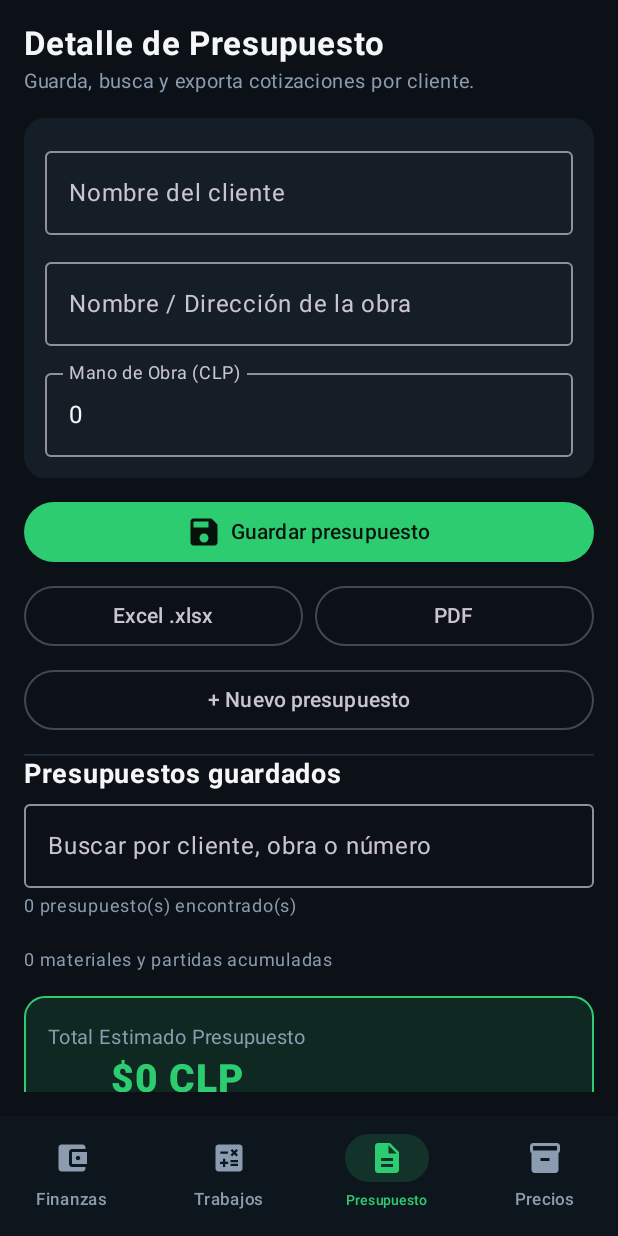
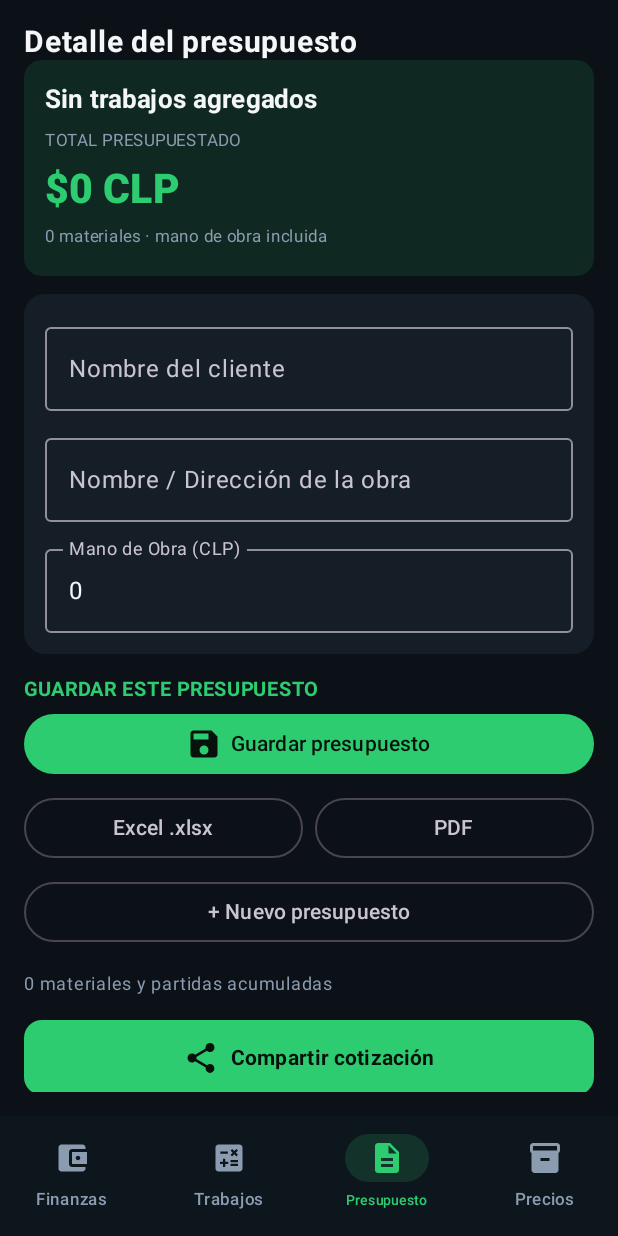
Before and after one commit to rarce-75-AI/CalculadoraPro, an Android app built with Jetpack Compose: the screen it shows after launch (MainActivity), item 3 of the bottom bar chosen, on a phone screen of 412 x 824 dp. Run offline under Robolectric (Android 15) with nearby library versions, the phone set to English and light mode, and no system bars.

Commit message:
Resumen y total al inicio, guardar visible y reemplazo de partidas repetidas

```diff
--- a/app/src/main/java/cl/rarce/calculadorapro/MainActivity.kt
+++ b/app/src/main/java/cl/rarce/calculadorapro/MainActivity.kt
@@ -294,9 +294,16 @@ fun CalculadoraProApp() {
                     categorias = categoriasPrecios,
                     unidades = unidadesPrecios,
                     onAgregar = { nuevosItems ->
-                        // Evitar modificar silenciosamente un presupuesto ya guardado.
-                        itemsPresupuesto.addAll(nuevosItems)
+                        val grupo = nuevosItems.firstOrNull()?.nombre?.split(" / ")?.take(2)?.joinToString(" / ")
+                        if (!grupo.isNullOrBlank()) {
+                            val prefijo = "$grupo / "
+                            itemsPresupuesto.removeAll { it.nombre.startsWith(prefijo) }
+                        }
+                        itemsPresupuesto.addAll(nuevosItems.distinctBy { it.nombre })
                         selectedTab = 2
+                    },
+                    yaAgregado = { grupo ->
+                        itemsPresupuesto.any { it.nombre.startsWith("$grupo / ") }
                     },
                     onCatalogo = { selectedTab = 3 }
                 )
@@ -320,6 +327,11 @@ fun CalculadoraProApp() {
                     onManoDeObraChange = { manoDeObra = it },
                     onQuitarItem = { index -> if (index in itemsPresupuesto.indices) itemsPresupuesto.removeAt(index) },
                     onVaciarItems = { itemsPresupuesto.clear() },
+                    onQuitarDuplicados = {
+                        val sinDuplicados = itemsPresupuesto.distinct()
+                        itemsPresupuesto.clear()
+                        itemsPresupuesto.addAll(sinDuplicados)
+                    },
                     onGuardarEnFinanzas = { totalFinal ->
                         movimientos.add(
                             0,
@@ -720,6 +732,7 @@ fun PresupuestoScreen(
     onManoDeObraChange: (String) -> Unit,
     onQuitarItem: (Int) -> Unit,
     onVaciarItems: () -> Unit,
+    onQuitarDuplicados: () -> Unit,
     onGuardarEnFinanzas: (Int) -> Unit
 ) {
     val context = LocalContext.current
@@ -751,6 +764,9 @@ fun PresupuestoScreen(
             "PDF guardado correctamente."
         }.getOrElse { "Error al exportar PDF: " + (it.message ?: "desconocido") }
     }
+    val nombrePartida = items.firstOrNull()?.nombre?.split(" / ")?.take(2)?.joinToString(" / ")
+        ?: "Sin trabajos agregados"
+    val duplicados = items.size - items.distinct().size
     val encontrados = presupuestosGuardados.filter {
         buscarPresupuesto.isBlank() ||
             it.cliente.contains(buscarPresupuesto, true) ||
@@ -763,8 +779,20 @@ fun PresupuestoScreen(
         verticalArrangement = Arrangement.spacedBy(12.dp)
     ) {
         item {
-            Text("Detalle de Presupuesto", fontSize = 22.sp, fontWeight = FontWeight.Bold, color = TextMain)
-            Text("Guarda, busca y exporta cotizaciones por cliente.", fontSize = 13.sp, color = TextMuted)
+            Text("Detalle del presupuesto", fontSize = 20.sp, fontWeight = FontWeight.Bold, color = TextMain)
+            Card(colors = CardDefaults.cardColors(containerColor = Color(0xFF0F2922)),
+                modifier = Modifier.fillMaxWidth()) {
+                Column(Modifier.fillMaxWidth().padding(14.dp),
+                    verticalArrangement = Arrangement.spacedBy(4.dp)) {
+                    Text(nombrePartida, fontSize = 17.sp, fontWeight = FontWeight.Bold, color = TextMain)
+                    if (items.map { it.nombre.split(" / ").take(2).joinToString(" / ") }.distinct().size > 1)
+                        Text("Incluye otras partidas del presupuesto", color = TextMuted, fontSize = 12.sp)
+                    Text("TOTAL PRESUPUESTADO", color = TextMuted, fontSize = 11.sp)
+                    Text(formatoCLP(granTotal), fontSize = 27.sp,
+                        fontWeight = FontWeight.ExtraBold, color = AccentGreen)
+                    Text("${items.size} materiales · mano de obra incluida", color = TextMuted, fontSize = 11.sp)
+                }
+            }
             if (mensaje.isNotBlank()) Text(mensaje, color = AccentAmber, fontSize = 12.sp)
         }
 
@@ -798,6 +826,8 @@ fun PresupuestoScreen(
         }
 
         item {
+            Text("GUARDAR ESTE PRESUPUESTO", color = AccentGreen,
+                fontWeight = FontWeight.Bold, fontSize = 13.sp)
             Column(verticalArrangement = Arrangement.spacedBy(8.dp)) {
                 Button(onClick = {
                     if (cliente.isBlank()) mensaje = "Ingresa el nombre del cliente."
@@ -823,36 +853,17 @@ fun PresupuestoScreen(
             }
         }
         item {
-            HorizontalDivider(color = BorderSubtle)
-            Text("Presupuestos guardados", fontWeight = FontWeight.Bold, fontSize = 18.sp)
-            OutlinedTextField(value = buscarPresupuesto, onValueChange = { buscarPresupuesto = it },
-                label = { Text("Buscar por cliente, obra o número") },
-                modifier = Modifier.fillMaxWidth(), singleLine = true)
-            Text("${encontrados.size} presupuesto(s) encontrado(s)", fontSize = 12.sp, color = TextMuted)
-        }
-        items(encontrados, key = { it.id }) { guardado ->
-            Card(colors = CardDefaults.cardColors(containerColor = BgCard)) {
-                Column(Modifier.fillMaxWidth().padding(12.dp), verticalArrangement = Arrangement.spacedBy(4.dp)) {
-                    Text(guardado.cliente, fontWeight = FontWeight.SemiBold, color = TextMain)
-                    Text(guardado.obra + " · " + guardado.fecha + " · N° " + guardado.id,
-                        fontSize = 11.sp, color = TextMuted)
-                    Text(formatoCLP(guardado.total.coerceAtMost(Int.MAX_VALUE.toLong()).toInt()), color = AccentGreen)
-                    Row(horizontalArrangement = Arrangement.spacedBy(8.dp)) {
-                        OutlinedButton(onClick = { onAbrir(guardado.id); mensaje = "Presupuesto abierto." }) {
-                            Text("Abrir")
-                        }
-                        TextButton(onClick = { presupuestoAEliminar = guardado.id }) {
-                            Text("Eliminar", color = AccentRed)
-                        }
-                    }
+            Text(items.size.toString() + " materiales y partidas acumuladas",
+                fontSize = 12.sp, color = TextMuted)
+            if (duplicados > 0) {
+                Text("Se detectaron $duplicados materiales repetidos de versiones anteriores.",
+                    color = AccentAmber, fontSize = 12.sp)
+                OutlinedButton(onClick = onQuitarDuplicados) {
+                    Text("Eliminar $duplicados duplicados exactos")
                 }
             }
-        }
-        item {
-            Text(items.size.toString() + " materiales y partidas acumuladas",
-                fontSize = 12.sp, color = TextMuted)
             if (items.isNotEmpty()) {
-                TextButton(onClick = onVaciarItems) { Text("Vaciar presupuesto", color = AccentRed) }
+                TextButton(onClick = onVaciarItems) { Text("Vaciar borrador", color = AccentRed) }
             }
         }
         items(items.size) { index ->
@@ -870,19 +881,6 @@ fun PresupuestoScreen(
                 }
                 Text(formatoCLP(item.total), fontWeight = FontWeight.Bold, color = TextMain, fontSize = 12.sp)
                 TextButton(onClick = { onQuitarItem(index) }) { Text("Quitar", color = AccentRed, fontSize = 11.sp) }
-            }
-        }
-
-        item {
-            Card(
-                colors = CardDefaults.cardColors(containerColor = Color(0xFF0F2922)),
-                shape = RoundedCornerShape(14.dp),
-                modifier = Modifier.fillMaxWidth().border(1.dp, AccentGreen, RoundedCornerShape(14.dp))
-            ) {
-                Column(modifier = Modifier.padding(16.dp), horizontalAlignment = Alignment.CenterHorizontally) {
-                    Text("Total Estimado Presupuesto", fontSize = 13.sp, color = TextMuted)
-                    Text(formatoCLP(granTotal), fontSize = 26.sp, fontWeight = FontWeight.ExtraBold, color = AccentGreen)
-                }
             }
         }
 
@@ -919,6 +917,32 @@ fun PresupuestoScreen(
             }
         }
 
+        item {
+            HorizontalDivider(color = BorderSubtle)
+            Text("Presupuestos guardados", fontWeight = FontWeight.Bold, fontSize = 18.sp)
+            OutlinedTextField(value = buscarPresupuesto, onValueChange = { buscarPresupuesto = it },
+                label = { Text("Buscar por cliente, obra o número") },
+                modifier = Modifier.fillMaxWidth(), singleLine = true)
+            Text("${encontrados.size} presupuesto(s) encontrado(s)", fontSize = 12.sp, color = TextMuted)
+        }
+        items(encontrados, key = { it.id }) { guardado ->
+            Card(colors = CardDefaults.cardColors(containerColor = BgCard)) {
+                Column(Modifier.fillMaxWidth().padding(12.dp), verticalArrangement = Arrangement.spacedBy(4.dp)) {
+                    Text(guardado.cliente, fontWeight = FontWeight.SemiBold, color = TextMain)
+                    Text(guardado.obra + " · " + guardado.fecha + " · N° " + guardado.id,
+                        fontSize = 11.sp, color = TextMuted)
+                    Text(formatoCLP(guardado.total.coerceAtMost(Int.MAX_VALUE.toLong()).toInt()), color = AccentGreen)
+                    Row(horizontalArrangement = Arrangement.spacedBy(8.dp)) {
+                        OutlinedButton(onClick = { onAbrir(guardado.id); mensaje = "Presupuesto abierto." }) {
+                            Text("Abrir")
+                        }
+                        TextButton(onClick = { presupuestoAEliminar = guardado.id }) {
+                            Text("Eliminar", color = AccentRed)
+                        }
+                    }
+                }
+            }
+        }
         item {
             OutlinedButton(
                 onClick = { confirmarCobro = true },
```
